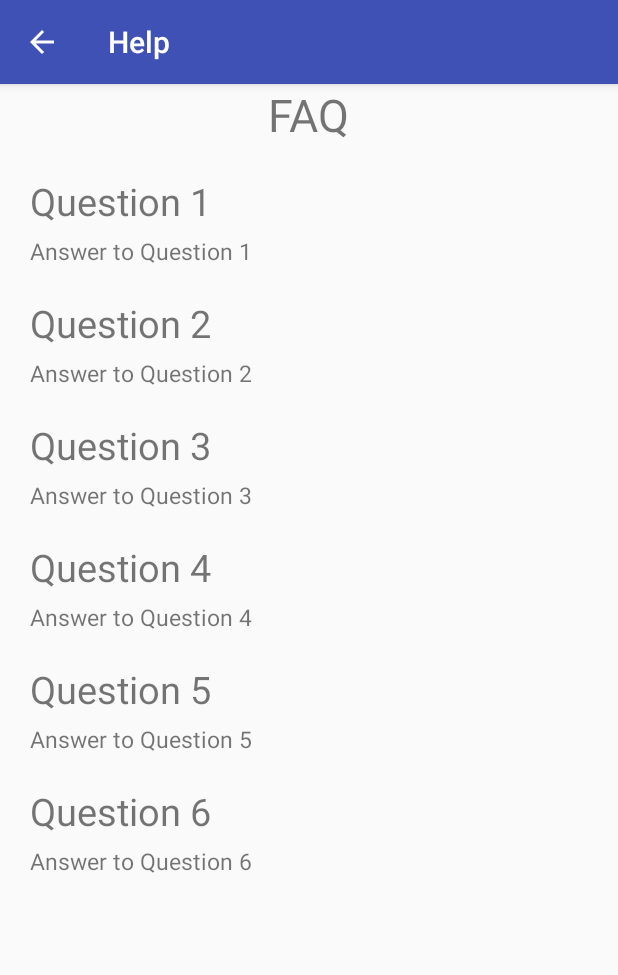
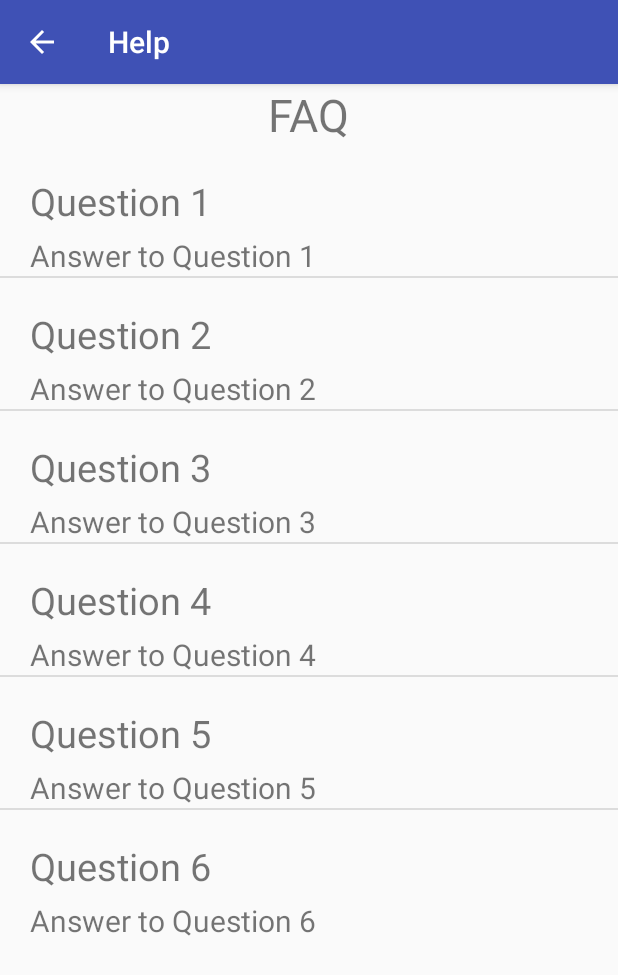
Before and after one commit to tennispro7797/Political-Polling, an Android app: the HelpActivity screen opened directly, with no data from a screen before it, on a phone screen of 412 x 824 dp. Shown: the top 975 px of the screen. Run offline under Robolectric (Android 15) with nearby library versions, the phone set to English and light mode, and no system bars.

Commit message:
Added ListView to HelpActivity

```diff
--- a/app/src/main/java/com/example/adityamohile/politicalpolling/HelpActivity.java
+++ b/app/src/main/java/com/example/adityamohile/politicalpolling/HelpActivity.java
@@ -3,6 +3,14 @@ package com.example.adityamohile.politicalpolling;
 import android.os.Bundle;
 import android.support.v7.app.AppCompatActivity;
 import android.view.MenuItem;
+import android.widget.ListView;
+import android.widget.SimpleAdapter;
+
+import java.util.ArrayList;
+import java.util.HashMap;
+import java.util.Iterator;
+import java.util.List;
+import java.util.Map;
 
 public class HelpActivity extends AppCompatActivity {
 
@@ -14,6 +22,32 @@ public class HelpActivity extends AppCompatActivity {
         getSupportActionBar().setDisplayHomeAsUpEnabled(true);
         getSupportActionBar().setHomeButtonEnabled(true);
         setTitle("Help");
+
+        ListView faqList = (ListView) findViewById(R.id.faqList);
+
+        String[] faqMaterial = {
+                "Question 1", "Answer to Question 1",
+                "Question 2", "Answer to Question 2",
+                "Question 3", "Answer to Question 3",
+                "Question 4", "Answer to Question 4",
+                "Question 5", "Answer to Question 5",
+                "Question 6", "Answer to Question 6",
+        };
+
+        List<HashMap<String,String>> listItems = new ArrayList<>();
+        SimpleAdapter adapter = new SimpleAdapter(this,listItems,R.layout.list_item,
+                new String[]{"First Line","Second Line"},
+                new int[]{R.id.question, R.id.answer});
+
+        for (int i = 0; i < faqMaterial.length-1; i+=2) {
+            HashMap<String,String> resultsMap = new HashMap<>();
+            resultsMap.put("First Line",faqMaterial[i]);
+            resultsMap.put("Second Line",faqMaterial[i+1]);
+            listItems.add(resultsMap);
+        }
+
+        faqList.setAdapter(adapter);
+
     }
 
     @Override
--- a/app/src/main/res/layout/activity_help.xml
+++ b/app/src/main/res/layout/activity_help.xml
@@ -1,6 +1,8 @@
 <?xml version="1.0" encoding="utf-8"?>
 <LinearLayout xmlns:android="http://schemas.android.com/apk/res/android"
-    android:orientation="vertical" android:layout_width="match_parent"
+    xmlns:tools="http://schemas.android.com/tools"
+    android:orientation="vertical"
+    android:layout_width="match_parent"
     android:layout_height="match_parent"
     android:gravity="center|top">
 
@@ -10,112 +12,118 @@
         android:text="FAQ"
         android:textSize="30sp"/>
 
-    <TextView
-        android:layout_width="wrap_content"
+    <ListView
+        android:layout_width="match_parent"
         android:layout_height="wrap_content"
-        android:text="Question 1"
-        android:textSize="25sp"
-        android:layout_gravity="left"
-        android:layout_marginLeft="20sp"
-        android:layout_marginTop="20sp"/>
+        android:id="@+id/faqList">
+    </ListView>
 
-    <TextView
-        android:layout_width="wrap_content"
-        android:layout_height="wrap_content"
-        android:text="Answer to Question 1"
-        android:textSize="15sp"
-        android:layout_gravity="left"
-        android:layout_marginLeft="20sp"
-        android:layout_marginTop="5sp"/>
+    <!--<TextView-->
+        <!--android:layout_width="wrap_content"-->
+        <!--android:layout_height="wrap_content"-->
+        <!--android:text="Question 1"-->
+        <!--android:textSize="25sp"-->
+        <!--android:layout_gravity="left"-->
+        <!--android:layout_marginLeft="20sp"-->
+        <!--android:layout_marginTop="20sp"/>-->
 
-    <TextView
-        android:layout_width="wrap_content"
-        android:layout_height="wrap_content"
-        android:text="Question 2"
-        android:textSize="25sp"
-        android:layout_gravity="left"
-        android:layout_marginLeft="20sp"
-        android:layout_marginTop="20sp"/>
+    <!--<TextView-->
+        <!--android:layout_width="wrap_content"-->
+        <!--android:layout_height="wrap_content"-->
+        <!--android:text="Answer to Question 1"-->
+        <!--android:textSize="15sp"-->
+        <!--android:layout_gravity="left"-->
+        <!--android:layout_marginLeft="20sp"-->
+        <!--android:layout_marginTop="5sp"/>-->
 
-    <TextView
-        android:layout_width="wrap_content"
-        android:layout_height="wrap_content"
-        android:text="Answer to Question 2"
-        android:textSize="15sp"
-        android:layout_gravity="left"
-        android:layout_marginLeft="20sp"
-        android:layout_marginTop="5sp"/>
+    <!--<TextView-->
+        <!--android:layout_width="wrap_content"-->
+        <!--android:layout_height="wrap_content"-->
+        <!--android:text="Question 2"-->
+        <!--android:textSize="25sp"-->
+        <!--android:layout_gravity="left"-->
+        <!--android:layout_marginLeft="20sp"-->
+        <!--android:layout_marginTop="20sp"/>-->
 
-    <TextView
-        android:layout_width="wrap_content"
-        android:layout_height="wrap_content"
-        android:text="Question 3"
-        android:textSize="25sp"
-        android:layout_gravity="left"
-        android:layout_marginLeft="20sp"
-        android:layout_marginTop="20sp"/>
+    <!--<TextView-->
+        <!--android:layout_width="wrap_content"-->
+        <!--android:layout_height="wrap_content"-->
+        <!--android:text="Answer to Question 2"-->
+        <!--android:textSize="15sp"-->
+        <!--android:layout_gravity="left"-->
+        <!--android:layout_marginLeft="20sp"-->
+        <!--android:layout_marginTop="5sp"/>-->
 
-    <TextView
-        android:layout_width="wrap_content"
-        android:layout_height="wrap_content"
-        android:text="Answer to Question 3"
-        android:textSize="15sp"
-        android:layout_gravity="left"
-        android:layout_marginLeft="20sp"
-        android:layout_marginTop="5sp"/>
+    <!--<TextView-->
+        <!--android:layout_width="wrap_content"-->
+        <!--android:layout_height="wrap_content"-->
+        <!--android:text="Question 3"-->
+        <!--android:textSize="25sp"-->
+        <!--android:layout_gravity="left"-->
+        <!--android:layout_marginLeft="20sp"-->
+        <!--android:layout_marginTop="20sp"/>-->
 
-    <TextView
-        android:layout_width="wrap_content"
-        android:layout_height="wrap_content"
-        android:text="Question 4"
-        android:textSize="25sp"
-        android:layout_gravity="left"
-        android:layout_marginLeft="20sp"
-        android:layout_marginTop="20sp"/>
+    <!--<TextView-->
+        <!--android:layout_width="wrap_content"-->
+        <!--android:layout_height="wrap_content"-->
+        <!--android:text="Answer to Question 3"-->
+        <!--android:textSize="15sp"-->
+        <!--android:layout_gravity="left"-->
+        <!--android:layout_marginLeft="20sp"-->
+        <!--android:layout_marginTop="5sp"/>-->
 
-    <TextView
-        android:layout_width="wrap_content"
-        android:layout_height="wrap_content"
-        android:text="Answer to Question 4"
-        android:textSize="15sp"
-        android:layout_gravity="left"
-        android:layout_marginLeft="20sp"
-        android:layout_marginTop="5sp"/>
+    <!--<TextView-->
+        <!--android:layout_width="wrap_content"-->
+        <!--android:layout_height="wrap_content"-->
+        <!--android:text="Question 4"-->
+        <!--android:textSize="25sp"-->
+        <!--android:layout_gravity="left"-->
+        <!--android:layout_marginLeft="20sp"-->
+        <!--android:layout_marginTop="20sp"/>-->
 
-    <TextView
-        android:layout_width="wrap_content"
-        android:layout_height="wrap_content"
-        android:text="Question 5"
-        android:textSize="25sp"
-        android:layout_gravity="left"
-        android:layout_marginLeft="20sp"
-        android:layout_marginTop="20sp"/>
+    <!--<TextView-->
+        <!--android:layout_width="wrap_content"-->
+        <!--android:layout_height="wrap_content"-->
+        <!--android:text="Answer to Question 4"-->
+        <!--android:textSize="15sp"-->
+        <!--android:layout_gravity="left"-->
+        <!--android:layout_marginLeft="20sp"-->
+        <!--android:layout_marginTop="5sp"/>-->
 
-    <TextView
-        android:layout_width="wrap_content"
-        android:layout_height="wrap_content"
-        android:text="Answer to Question 5"
-        android:textSize="15sp"
-        android:layout_gravity="left"
-        android:layout_marginLeft="20sp"
-        android:layout_marginTop="5sp"/>
+    <!--<TextView-->
+        <!--android:layout_width="wrap_content"-->
+        <!--android:layout_height="wrap_content"-->
+        <!--android:text="Question 5"-->
+        <!--android:textSize="25sp"-->
+        <!--android:layout_gravity="left"-->
+        <!--android:layout_marginLeft="20sp"-->
+        <!--android:layout_marginTop="20sp"/>-->
 
-    <TextView
-        android:layout_width="wrap_content"
-        android:layout_height="wrap_content"
-        android:text="Question 6"
-        android:textSize="25sp"
-        android:layout_gravity="left"
-        android:layout_marginLeft="20sp"
-        android:layout_marginTop="20sp"/>
+    <!--<TextView-->
+        <!--android:layout_width="wrap_content"-->
+        <!--android:layout_height="wrap_content"-->
+        <!--android:text="Answer to Question 5"-->
+        <!--android:textSize="15sp"-->
+        <!--android:layout_gravity="left"-->
+        <!--android:layout_marginLeft="20sp"-->
+        <!--android:layout_marginTop="5sp"/>-->
 
-    <TextView
-        android:layout_width="wrap_content"
-        android:layout_height="wrap_content"
-        android:text="Answer to Question 6"
-        android:textSize="15sp"
-        android:layout_gravity="left"
-        android:layout_marginLeft="20sp"
-        android:layout_marginTop="5sp"/>
+    <!--<TextView-->
+        <!--android:layout_width="wrap_content"-->
+        <!--android:layout_height="wrap_content"-->
+        <!--android:text="Question 6"-->
+        <!--android:textSize="25sp"-->
+        <!--android:layout_gravity="left"-->
+        <!--android:layout_marginLeft="20sp"-->
+        <!--android:layout_marginTop="20sp"/>-->
+
+    <!--<TextView-->
+        <!--android:layout_width="wrap_content"-->
+        <!--android:layout_height="wrap_content"-->
+        <!--android:text="Answer to Question 6"-->
+        <!--android:textSize="15sp"-->
+        <!--android:layout_gravity="left"-->
+        <!--android:layout_marginLeft="20sp"-->
+        <!--android:layout_marginTop="5sp"/>-->
 
 </LinearLayout>
--- /dev/null
+++ b/app/src/main/res/layout/list_item.xml
@@ -0,0 +1,22 @@
+<?xml version="1.0" encoding="utf-8"?>
+<LinearLayout xmlns:android="http://schemas.android.com/apk/res/android"
+    android:orientation="vertical" android:layout_width="match_parent"
+    android:layout_height="match_parent">
+
+    <TextView
+        android:layout_width="match_parent"
+        android:layout_height="wrap_content"
+        android:id="@+id/question"
+        android:textSize="25sp"
+        android:layout_marginLeft="20sp"
+        android:layout_marginTop="20sp" />
+
+    <TextView
+        android:layout_width="match_parent"
+        android:layout_height="wrap_content"
+        android:id="@+id/answer"
+        android:textSize="20sp"
+        android:layout_marginLeft="20sp"
+        android:layout_marginTop="5sp"/>
+
+</LinearLayout>
```
